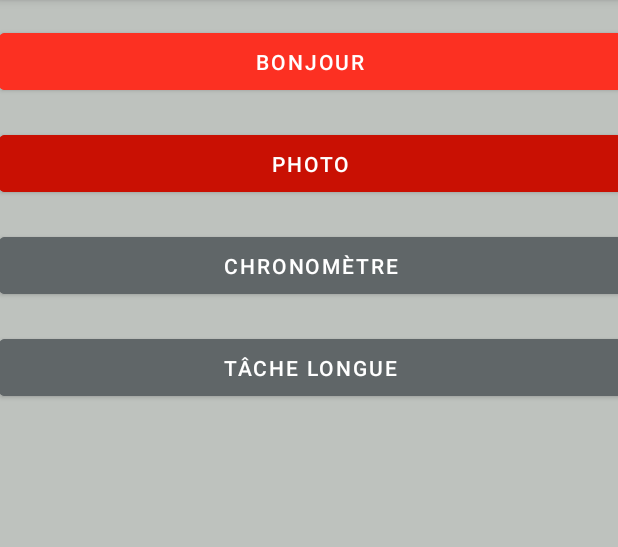
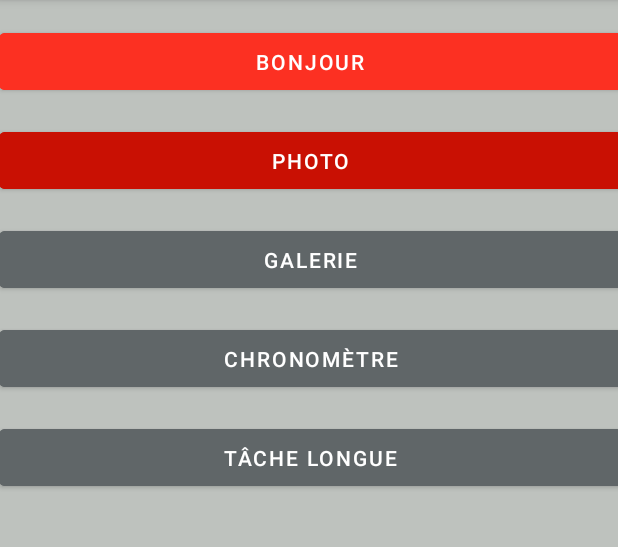
Before and after one commit to Hazvard/MyApplication, an Android app: the screen it shows after launch (MainActivity), on a phone screen of 412 x 824 dp, the part 84-631 px from its top. Run offline under Robolectric (Android 15) with nearby library versions, the phone set to English and light mode, and no system bars.

Commit message:
Photo fonctionnelle

```diff
--- a/app/src/main/java/com/example/myapplication/MainActivity.java
+++ b/app/src/main/java/com/example/myapplication/MainActivity.java
@@ -1,16 +1,11 @@
 package com.example.myapplication;
-
-import android.app.Instrumentation;
 import android.content.Intent;
-import android.content.pm.PackageManager;
 import android.graphics.Bitmap;
 import android.graphics.BitmapFactory;
-import android.net.Uri;
 import android.provider.MediaStore;
 import android.util.Log;
 import android.view.Menu;
 import android.view.MenuItem;
-import android.view.View;
 import android.widget.Button;
 import android.widget.ImageView;
 import android.widget.Toast;
@@ -27,8 +22,18 @@ import java.io.IOException;
 
 public class MainActivity extends AppCompatActivity {
 
+    private static final int RETOUR_PRENDRE_PHOTO = 1;
+
+    private ImageView imgAffichePhoto;
+    private  ActivityResultLauncher<Intent> activityResultLauncher;
+
+
+    private String photoPath;
+
     @Override
     protected void onCreate(Bundle savedInstanceState) {
+
+
 
         super.onCreate(savedInstanceState);
         setContentView(R.layout.activity_main);
@@ -38,6 +43,9 @@ public class MainActivity extends AppCompatActivity {
         Button bonjour = findViewById(R.id.bonjour);
         Button photo = findViewById(R.id.photo);
         Button chrono = findViewById(R.id.chrono);
+        Button tacheL = findViewById(R.id.tache_longue);
+        Button galerie = findViewById(R.id.galerie);
+
 
         bonjour.setOnClickListener(view -> {
             Toast.makeText(MainActivity.this, "Bonjour", Toast.LENGTH_SHORT).show();
@@ -48,28 +56,57 @@ public class MainActivity extends AppCompatActivity {
             startActivity(intent);
         });
 
+        tacheL.setOnClickListener(view -> {
+            Intent intent = new Intent(MainActivity.this, tacheLongue.class);
+            startActivity(intent);
+        });
 
-        ActivityResultLauncher<Intent> launcher = registerForActivityResult(
-                // Contrat qui détermine le type de l'interaction
-                new ActivityResultContracts.StartActivityForResult(),
-                // Callback appelé lorsque le résultat sera disponible
-                new ActivityResultCallback<ActivityResult>() {
+
+
+
+        activityResultLauncher = registerForActivityResult(new ActivityResultContracts.StartActivityForResult(), new ActivityResultCallback<ActivityResult>() {
                     @Override
                     public void onActivityResult(ActivityResult result) {
                         // récupérer la photo
-                        Toast.makeText(MainActivity.this, "Photo prise", Toast.LENGTH_SHORT).show();
+                        Log.i("photo", "début on activity");
+                        if(result.getResultCode() == RESULT_OK && result.getData() != null){
+                            Bundle bundle = result.getData().getExtras();
+                            Bitmap bitmap = (Bitmap) bundle.get("data");
+
+                            Toast.makeText(MainActivity.this, "Photo prise taille : "+bitmap.getHeight() , Toast.LENGTH_SHORT).show();
+
+                            //enregistrer
+                            FileOutputStream fos = null;
+                            try {
+                                fos = openFileOutput("image.data", MODE_PRIVATE);
+                            } catch (FileNotFoundException e) {
+                                throw new RuntimeException(e);
+                            }
+                            bitmap.compress(Bitmap.CompressFormat.PNG, 100, fos);
+                            try {
+                                fos.flush();
+                            } catch (IOException e) {
+                                throw new RuntimeException(e);
+                            }
+                        }
+
 
                     }
                 }
         );
         photo.setOnClickListener(view -> {
-
             Intent intent = new Intent(MediaStore.ACTION_IMAGE_CAPTURE);
-            if (intent.resolveActivity(getPackageManager()) != null) {
-                Toast.makeText(MainActivity.this, "Photo", Toast.LENGTH_SHORT).show();
-                launcher.launch(intent);
+            Log.i("photo", "début");
+            if(intent.resolveActivity(getPackageManager()) != null){
+                Log.i("photo", "dans le if");
+                activityResultLauncher.launch(intent);
             }
         });
+
+        galerie.setOnClickListener((view -> {
+            Intent intent = new Intent(MainActivity.this, galerie.class);
+            startActivity(intent);
+        }));
 
 
 
@@ -77,7 +114,42 @@ public class MainActivity extends AppCompatActivity {
 
     }
 
+/*
+    private void prendreUnePhoto(){
+        Intent intent = new Intent(MediaStore.ACTION_IMAGE_CAPTURE);
+        // On vérifie que le téléphone dispose d'un appareil photo
+        if(intent.resolveActivity(getPackageManager()) != null){
+            // Créer un nom de fichier unique
+            String time = new SimpleDateFormat("yyyyMMdd_HHmmss").format(new Date());
+            File photoDir = getExternalFilesDir(Environment.DIRECTORY_PICTURES);
+            try {
+                File photoFile = File.createTempFile("photo"+time, ".jpg", photoDir);
+                //enregistrer le chemin complet
+                photoPath = photoFile.getAbsolutePath();
+                // Création de l'URI
+                Uri photoUri = FileProvider.getUriForFile(MainActivity.this,
+                        MainActivity.this.getApplicationContext().getPackageName()+".provider",
+                        photoFile);
+                // transfer Uri vers intent
+                intent.putExtra(MediaStore.EXTRA_OUTPUT, photoUri);
+                // ouvrir l'intent
+                startActivityForResult(intent, RETOUR_PRENDRE_PHOTO );
 
+            } catch (IOException e) {
+                throw new RuntimeException(e);
+            }
+        }
+    }
+*/
+    @Override
+    protected void onActivityResult(int requestcode, int resultcode, Intent data) {
+        super.onActivityResult(requestcode, resultcode, data);
+        // On vérifie le requestcode
+        if(requestcode==RETOUR_PRENDRE_PHOTO && resultcode== RESULT_OK){
+            Bitmap image = BitmapFactory.decodeFile(photoPath);
+            imgAffichePhoto.setImageBitmap(image);
+        }
+    }
 
     public boolean onCreateOptionsMenu(Menu menu) {
         getMenuInflater().inflate(R.menu.menu_main, menu);
--- a/app/src/main/res/layout/activity_photo.xml
+++ b/app/src/main/res/layout/activity_galerie.xml
@@ -5,6 +5,10 @@
         xmlns:app="http://schemas.android.com/apk/res-auto"
         android:layout_width="match_parent"
         android:layout_height="match_parent"
-        tools:context=".photo">
+        tools:context=".galerie">
 
+    <ImageView
+            android:layout_width="299dp"
+            android:layout_height="431dp" app:srcCompat="@drawable/ic_launcher_foreground"
+            android:id="@+id/imageView" tools:layout_editor_absoluteY="150dp" tools:layout_editor_absoluteX="56dp"/>
 </androidx.constraintlayout.widget.ConstraintLayout>
--- a/app/src/main/res/layout/activity_main.xml
+++ b/app/src/main/res/layout/activity_main.xml
@@ -10,21 +10,30 @@
     <Button
             android:text="@string/tacheL"
             android:layout_width="415dp"
-            android:layout_height="50dp" android:id="@+id/Tache_longue"
+            android:layout_height="50dp" android:id="@+id/tache_longue"
             android:backgroundTint="#606668"
             tools:ignore="TextContrastCheck"
             app:layout_constraintStart_toStartOf="parent"
-            app:layout_constraintEnd_toEndOf="parent" android:layout_marginTop="18dp"
+            app:layout_constraintEnd_toEndOf="parent" android:layout_marginTop="16dp"
             app:layout_constraintTop_toBottomOf="@+id/chrono"/>
+    <Button
+            android:text="Galerie"
+            android:layout_width="415dp"
+            android:layout_height="50dp" android:id="@+id/galerie"
+            android:backgroundTint="#606668"
+            tools:ignore="TextContrastCheck"
+            app:layout_constraintEnd_toEndOf="parent"
+            app:layout_constraintStart_toStartOf="parent" android:layout_marginTop="16dp"
+            app:layout_constraintTop_toBottomOf="@+id/photo"/>
     <Button
             android:text="@string/chronometre"
             android:layout_width="415dp"
             android:layout_height="50dp" android:id="@+id/chrono"
             android:backgroundTint="#606668"
             tools:ignore="TextContrastCheck"
-            android:layout_marginTop="18dp"
-            app:layout_constraintTop_toBottomOf="@+id/photo" app:layout_constraintStart_toStartOf="parent"
-            app:layout_constraintHorizontal_bias="0.5" app:layout_constraintEnd_toEndOf="parent"/>
+            app:layout_constraintStart_toStartOf="parent"
+            app:layout_constraintEnd_toEndOf="parent" android:layout_marginTop="16dp"
+            app:layout_constraintTop_toBottomOf="@+id/galerie"/>
     <Button
             android:text="@string/bonjour"
             android:layout_width="415dp"
@@ -41,11 +50,9 @@
             android:layout_height="50dp" android:id="@+id/photo"
             android:backgroundTint="#C91003"
             tools:ignore="TextContrastCheck"
-            android:layout_marginBottom="18dp"
-            app:layout_constraintBottom_toTopOf="@+id/chrono" android:layout_marginTop="18dp"
-            app:layout_constraintTop_toBottomOf="@+id/bonjour" app:layout_constraintStart_toStartOf="parent"
-            android:layout_marginStart="158dp" android:layout_marginEnd="158dp"
-            app:layout_constraintEnd_toEndOf="parent"/>
+            app:layout_constraintStart_toStartOf="parent"
+            app:layout_constraintEnd_toEndOf="parent" android:layout_marginTop="16dp"
+            app:layout_constraintTop_toBottomOf="@+id/bonjour"/>
     <androidx.constraintlayout.widget.Guideline android:layout_width="wrap_content" android:layout_height="wrap_content"
                                                 android:id="@+id/guideline2" app:layout_constraintGuide_begin="20dp"
                                                 android:orientation="vertical"/>
--- a/app/src/main/res/values/strings.xml
+++ b/app/src/main/res/values/strings.xml
@@ -9,4 +9,5 @@
     <string name="chrono" translatable="false">chrono</string>
     <string name="pause" translatable="false">pause</string>
     <string name="sortie" translatable="false">Sortie</string>
+    <string name="calcul">Calcul</string>
 </resources>
```
Also changed, not shown: app/src/main/AndroidManifest.xml (+23 -0 lines), app/src/main/java/com/example/myapplication/galerie.java (added, +30 -0 lines), app/src/main/java/com/example/myapplication/photo.java (deleted, +0 -13 lines), app/src/main/java/com/example/myapplication/tacheLongue.java (added, +57 -0 lines), app/src/main/res/layout/activity_tache_longue.xml (added, +28 -0 lines), app/src/main/res/xml/provider_paths.xml (added, +7 -0 lines).
